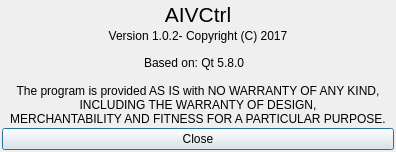
Before: the Qt Designer form aivctrl/about.ui in ptstream/QtUPnP, drawn with Qt 5.
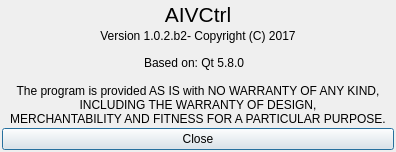
After: the same form once the commit is applied. Icons and pictures are not drawn.

Commit message: Juste create a 1.0.2.b2 version

What changed in the file:
```diff
--- a/aivctrl/about.ui
+++ b/aivctrl/about.ui
@@ -51,7 +51,7 @@
    <item>
     <widget class="QLabel" name="m_version">
      <property name="text">
-      <string>Version 1.0.2- Copyright (C) 2017</string>
+      <string>Version 1.0.2.b2- Copyright (C) 2017</string>
      </property>
      <property name="alignment">
       <set>Qt::AlignCenter</set>
```
